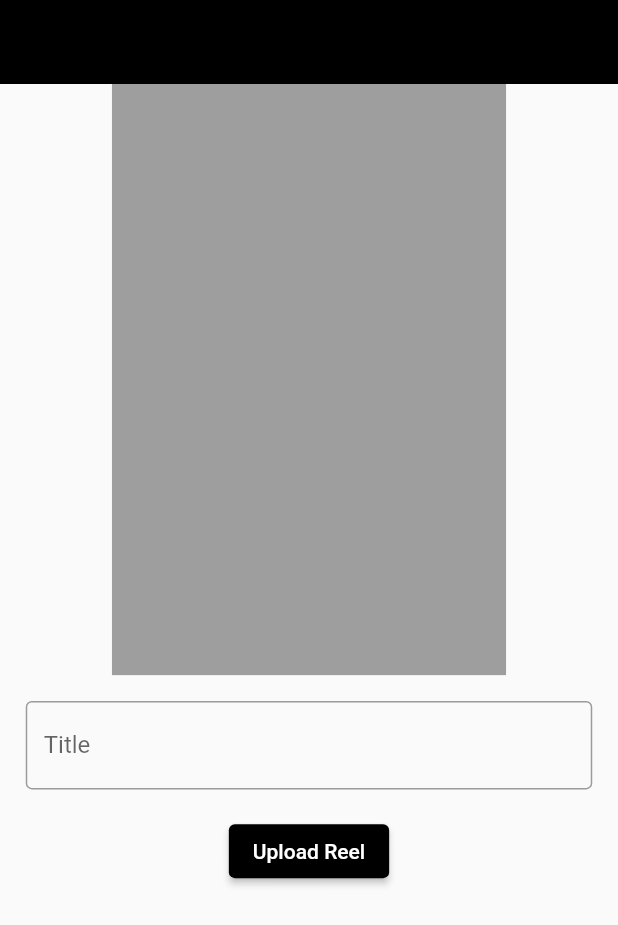
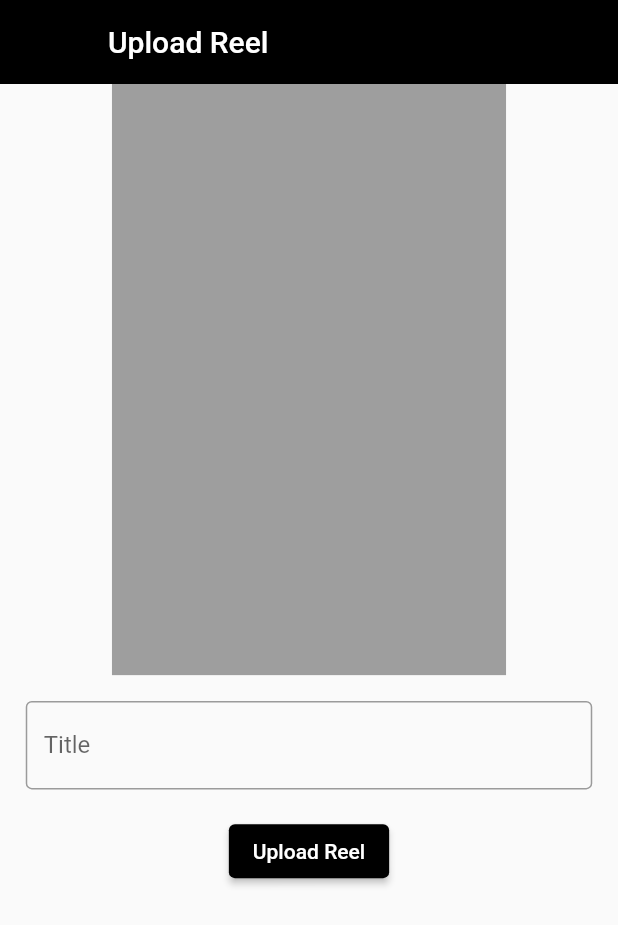
Before and after one commit to fatima19962/instagramreelclone, a Flutter app: the ReelsUploadScreen screen opened directly with empty values, on a phone screen of 412 x 824 dp. Shown: the top 925 px of the screen. Run offline on Flutter 3.47's test engine with Material 2 defaults, Android fonts, the phone set to English and light mode, and no system bars; our stand-ins replace cloud_firestore, file_picker, firebase_auth, firebase_core, firebase_storage, flutter_screenutil and 3 more; accounts and stored records are empty; network calls fail.

Commit message:
fix error reels

```diff
--- a/lib/home_screen/home_function.dart
+++ b/lib/home_screen/home_function.dart
@@ -1,7 +1,6 @@
-
-
 import 'package:cloud_firestore/cloud_firestore.dart';
 import 'package:firebase_auth/firebase_auth.dart';
+import 'package:flutter/widgets.dart';
 import 'package:instagramreelclone/model_classes/reels_model.dart';
 
 class HomeFunctions {
@@ -15,6 +14,7 @@ class HomeFunctions {
       List<ReelsModel> reelModel = [];
       reelModel =
           result.docs.map((e) => ReelsModel.fromJson(e.data())).toList();
+      debugPrint("return reels");
       return reelModel;
     } catch (e) {
       print(e);
--- a/lib/home_screen/home_screen_ui.dart
+++ b/lib/home_screen/home_screen_ui.dart
@@ -23,11 +23,13 @@ class _HomeScreenState extends State<HomeScreen> {
   void initState() {
     // TODO: implement initState
     super.initState();
+    getReelsData();
   }
 
   void getReelsData() async {
     reelsModel = await HomeFunctions.getReels() ?? [];
     setState(() {
+      print('ok');
       isLoading = false;
     });
   }
--- a/lib/reels_upload_screen/reels_upload_screen_ui.dart
+++ b/lib/reels_upload_screen/reels_upload_screen_ui.dart
@@ -78,7 +78,7 @@ class _ReelsUploadScreenState extends State<ReelsUploadScreen> {
         title: Text(
           "Upload Reel",
           style: TextStyle(
-            color: Colors.black,
+            color: Colors.white,
           ),
         ),
       ),
```
